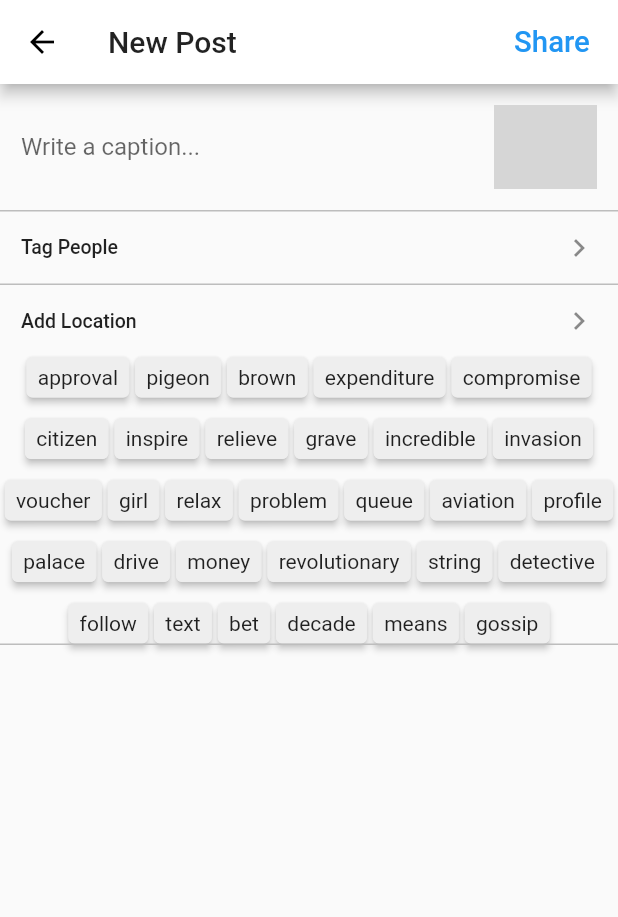
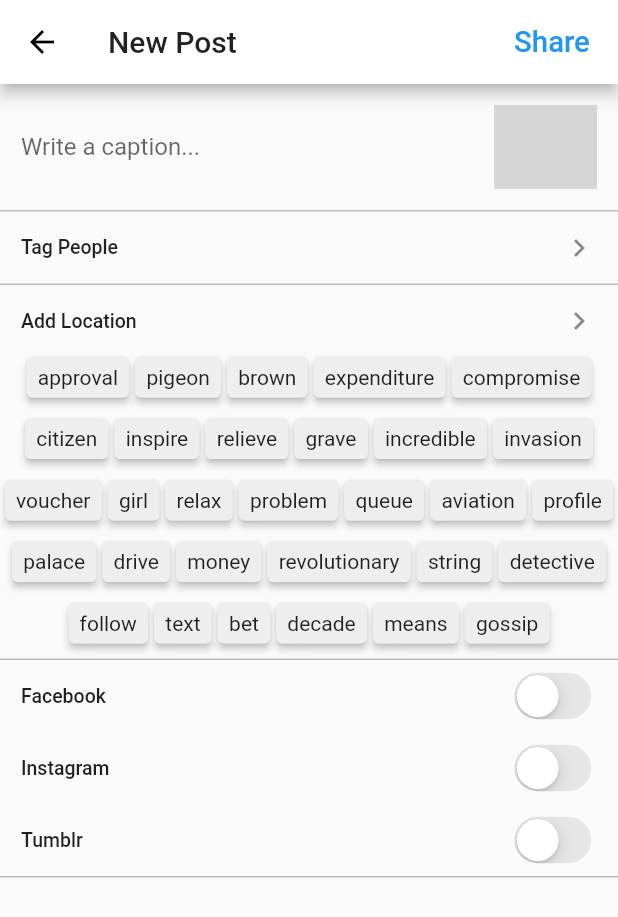
Before and after one commit to dltkdals-4en/insta_clone_copy, a Flutter app: the SharePostScreen screen opened directly with empty values, on a phone screen of 412 x 824 dp. Shown: the top 917 px of the screen. Run offline on Flutter 3.47's test engine with Material 2 defaults, Android fonts, the phone set to English and light mode, and no system bars; drawn by our look-alikes of flutter_tags; our stand-ins replace cached_network_image, camera, cloud_firestore, firebase_auth, permission_handler; missing offline and left inert: app_settings, flutter_facebook_login, local_image_provider; accounts and stored records are empty; network calls fail; statements that could not run were skipped; grey boxes are pictures that could not be loaded.

Commit message:
post screen ui

```diff
--- a/lib/screens/share_post_screen.dart
+++ b/lib/screens/share_post_screen.dart
@@ -12,6 +12,8 @@ class SharePostScreen extends StatelessWidget {
 
   SharePostScreen(this.imageFile, {Key key, @required this.postKey})
       : super(key: key);
+
+  bool checked =false;
   List<String> _tagItems = [
     "approval",
     "pigeon",
@@ -69,7 +71,21 @@ class SharePostScreen extends StatelessWidget {
             _sectionButton('Tag People'),
             _divider,
             _sectionButton('Add Location'),
-            Tags(
+            _tags(),
+            SizedBox(
+              height: common_s_gap,
+            ),
+            _divider,
+            SectionSwitch('Facebook'),
+            SectionSwitch('Instagram'),
+            SectionSwitch('Tumblr'),
+            _divider
+          ],
+        ));
+  }
+
+  Tags _tags() {
+    return Tags(
       horizontalScroll: true,
       itemCount: _tagItems.length,
       heightHorizontalScroll: 30,
@@ -81,13 +97,10 @@ class SharePostScreen extends StatelessWidget {
         textActiveColor: Colors.black87,
         borderRadius: BorderRadius.circular(4),
         elevation: 2,
-                splashColor:Colors.grey[800],
+        splashColor: Colors.grey[800],
         color: Colors.red,
       ),
-            ),
-            _divider,
-          ],
-        ));
+    );
   }
 
   Divider get _divider => Divider(
@@ -108,6 +121,8 @@ class SharePostScreen extends StatelessWidget {
     );
   }
 
+
+
   ListTile _captionWithImage() {
     return ListTile(
       contentPadding:
@@ -127,3 +142,36 @@ class SharePostScreen extends StatelessWidget {
     );
   }
 }
+
+class SectionSwitch extends StatefulWidget {
+  final String _title;
+  const SectionSwitch(this._title,{
+    Key key,
+  }) : super(key: key);
+
+  @override
+  _SectionSwitchState createState() => _SectionSwitchState();
+}
+
+class _SectionSwitchState extends State<SectionSwitch> {
+  bool checked =false;
+  @override
+  Widget build(BuildContext context) {
+    return ListTile(
+      title: Text(
+        widget._title,
+        style: TextStyle(fontWeight: FontWeight.w500),
+      ),
+      trailing: CupertinoSwitch(
+        value: checked,
+        onChanged: (onValue) {
+          setState(() {
+            checked = onValue;
+          });
+        },
+      ),
+      dense: true,
+      contentPadding: EdgeInsets.symmetric(horizontal: common_gap),
+    );
+  }
+}
```
Lines whose indentation alone changed are shown as unchanged.
